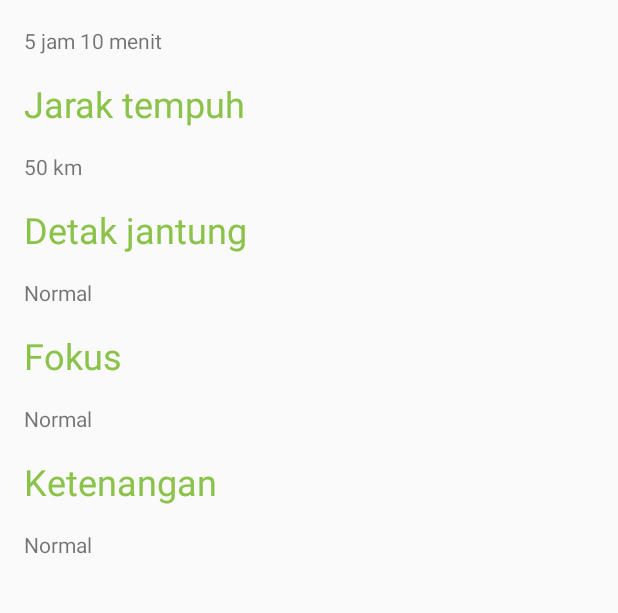
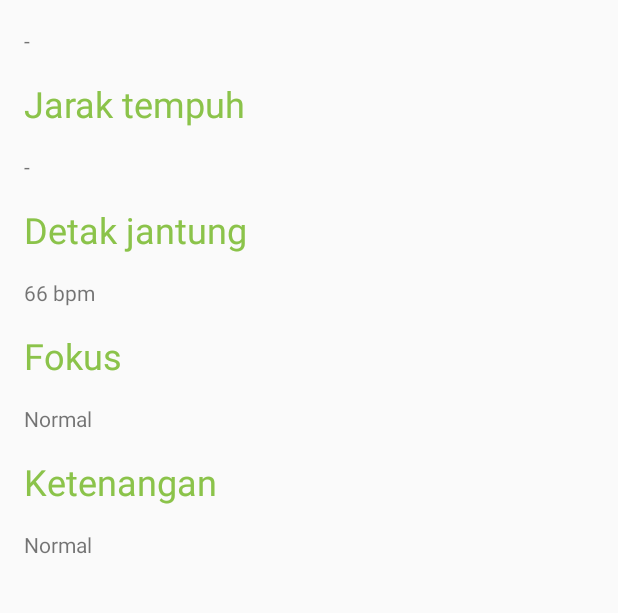
Before and after one commit to GO-HACKATHON/AppletonTower, an Android app: the screen it shows after launch (ProfileActivity), on a phone screen of 412 x 824 dp, the part 341-954 px from its top. Run offline under Robolectric (Android 15) with nearby library versions, the phone set to English and light mode, and no system bars; our stand-ins replace Volley; libraries missing offline, so code that uses them is left out: com.zhaoxiaodan.miband; 10 statements that could not run were skipped.

Commit message:
Last stable version of Cerebro

```diff
--- a/Cerebro/app/src/main/java/tech/titikkoma/cerebro/ProfileActivity.java
+++ b/Cerebro/app/src/main/java/tech/titikkoma/cerebro/ProfileActivity.java
@@ -1,6 +1,7 @@
 package tech.titikkoma.cerebro;
 
 import android.Manifest;
+import android.app.AlertDialog;
 import android.app.ProgressDialog;
 import android.bluetooth.BluetoothAdapter;
 import android.bluetooth.BluetoothDevice;
@@ -65,6 +66,7 @@ import java.io.InputStreamReader;
 import java.util.Arrays;
 import java.util.HashMap;
 import java.util.Map;
+import java.util.Random;
 import java.util.Timer;
 import java.util.TimerTask;
 import java.util.UUID;
@@ -76,7 +78,7 @@ public class ProfileActivity extends AppCompatActivity implements GoogleApiClien
 
     private final String TAG = "tkd";
     private final String SERVER_URL = "http://5c8b765b.ngrok.io/storage/";
-    private final int REQUEST_INTERVAL = 10000;
+    private final int REQUEST_INTERVAL = 5000;
 
     // COMM SDK handles
     private TgStreamReader tgStreamReader;
@@ -102,6 +104,8 @@ public class ProfileActivity extends AppCompatActivity implements GoogleApiClien
     private TextView attentionValue;
     private TextView calmnessValue;
     private TextView hrValue;
+    private TextView distanceValue;
+    private TextView durationValue;
 
     private NskAlgoSdk nskAlgoSdk;
     private GoogleApiClient mGAC;
@@ -130,17 +134,19 @@ public class ProfileActivity extends AppCompatActivity implements GoogleApiClien
         fab.setOnClickListener(new View.OnClickListener() {
             @Override
             public void onClick(View view) {
-//                headsetSetup();
-                sendData();
+                headsetSetup();
             }
         });
 
         attentionValue = (TextView) findViewById(R.id.attention);
         calmnessValue = (TextView) findViewById(R.id.calmness);
         hrValue = (TextView) findViewById(R.id.heart_rate);
+        distanceValue = (TextView) findViewById(R.id.distance);
+        durationValue = (TextView) findViewById(R.id.duration);
 
 //        miBand = new MiBand(ProfileActivity.this);
 //        initMiBand();
+        heartBeat();
 
         nskAlgoSdk = new NskAlgoSdk();
         algoSetup();
@@ -667,12 +673,31 @@ public class ProfileActivity extends AppCompatActivity implements GoogleApiClien
         CustomRequest jsonObjectRequest = new CustomRequest(Request.Method.POST, SERVER_URL, params,
                 new Response.Listener<JSONObject>() {
                     @Override
-                    public void onResponse(JSONObject response) {
-//                        try {
-                        Log.d(TAG, response.toString());
-//                        } catch (JSONException e) {
-//                            Log.e(TAG, e.getMessage());
-//                        }
+                    public void onResponse(final JSONObject response) {
+                        runOnUiThread(new Runnable() {
+                            @Override
+                            public void run() {
+                                try {
+                                    // change UI elements here
+                                    Double time = response.getDouble("duration");
+                                    int hours = time.intValue() / 60;
+                                    int minutes = time.intValue() % 60;
+                                    durationValue.setText(String.format("%d jam %d menit", hours, minutes));
+                                    distanceValue.setText(String.format("%.2f km", response.getDouble("distance")));
+                                    if (response.getString("driverStatus").equals("NOT FIT")) {
+                                        new AlertDialog.Builder(ProfileActivity.this)
+                                                .setTitle("Perhatian")
+                                                .setMessage("Anda sedang tidak fit! Kami menganjurkan " +
+                                                        "Anda beristirahat selama " +
+                                                        (int) response.getDouble("rest") + " menit")
+                                                .setIcon(android.R.drawable.stat_sys_warning)
+                                                .show();
+                                    }
+                                } catch (JSONException e) {
+                                    Log.e(TAG, e.getMessage());
+                                }
+                            }
+                        });
                     }
                 }, new Response.ErrorListener() {
             @Override
@@ -716,9 +741,28 @@ public class ProfileActivity extends AppCompatActivity implements GoogleApiClien
                 sendData();
             }
         };
-        timer.schedule(doAsynchronousTask, 0, REQUEST_INTERVAL); //execute in every 50000 ms
+        timer.schedule(doAsynchronousTask, 0, REQUEST_INTERVAL);
     }
 
+    public void heartBeat() {
+        Timer timer = new Timer();
+        TimerTask doAsynchronousTask = new TimerTask() {
+            @Override
+            public void run() {
+                Random r = new Random();
+                heartRate = (int) (65 + r.nextGaussian() * 2);
+                final String hr = heartRate + " bpm";
+                runOnUiThread(new Runnable() {
+                    @Override
+                    public void run() {
+                        // change UI elements here
+                        hrValue.setText(hr);
+                    }
+                });
+            }
+        };
+        timer.schedule(doAsynchronousTask, 0, REQUEST_INTERVAL * 2);
+    }
 
     @Override
     public void onNotify(int heartRate) {
--- a/Cerebro/app/src/main/res/layout/content_profile.xml
+++ b/Cerebro/app/src/main/res/layout/content_profile.xml
@@ -25,7 +25,7 @@
             android:layout_width="match_parent"
             android:layout_height="wrap_content"
             style="@style/Data"
-            android:text="5 jam 10 menit" />
+            android:text="-" />
 
         <TextView
             style="@style/Heading"
@@ -39,7 +39,7 @@
             android:layout_width="match_parent"
             android:layout_height="wrap_content"
             style="@style/Data"
-            android:text="50 km" />
+            android:text="-" />
 
         <TextView
             style="@style/Heading"
```
